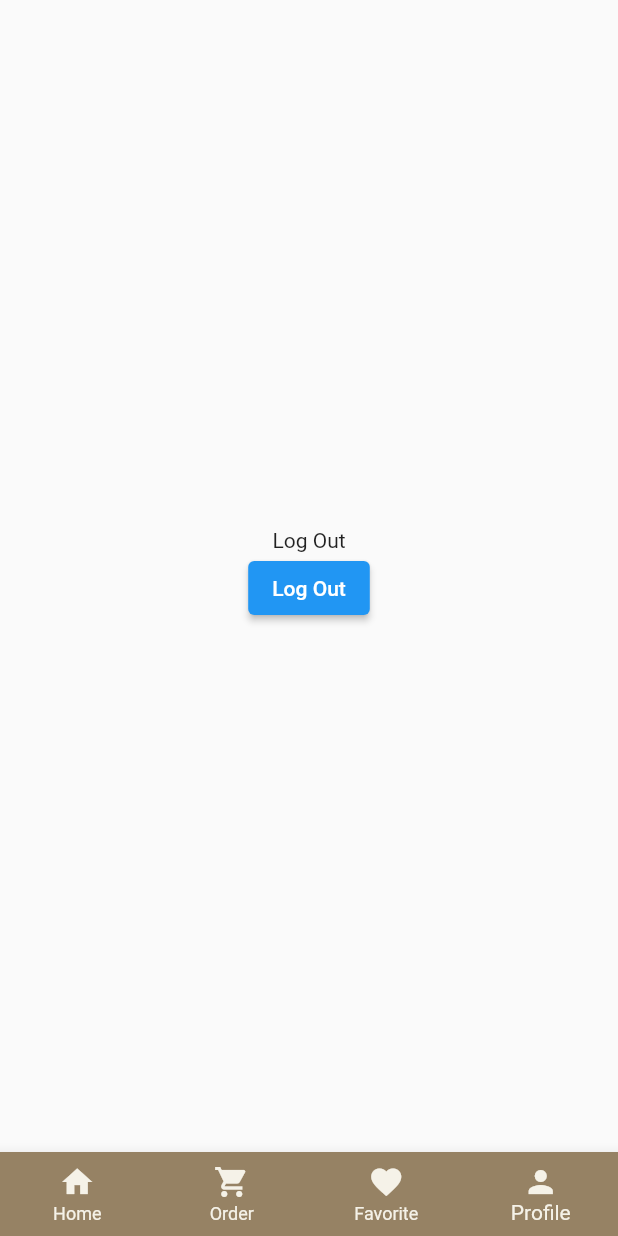
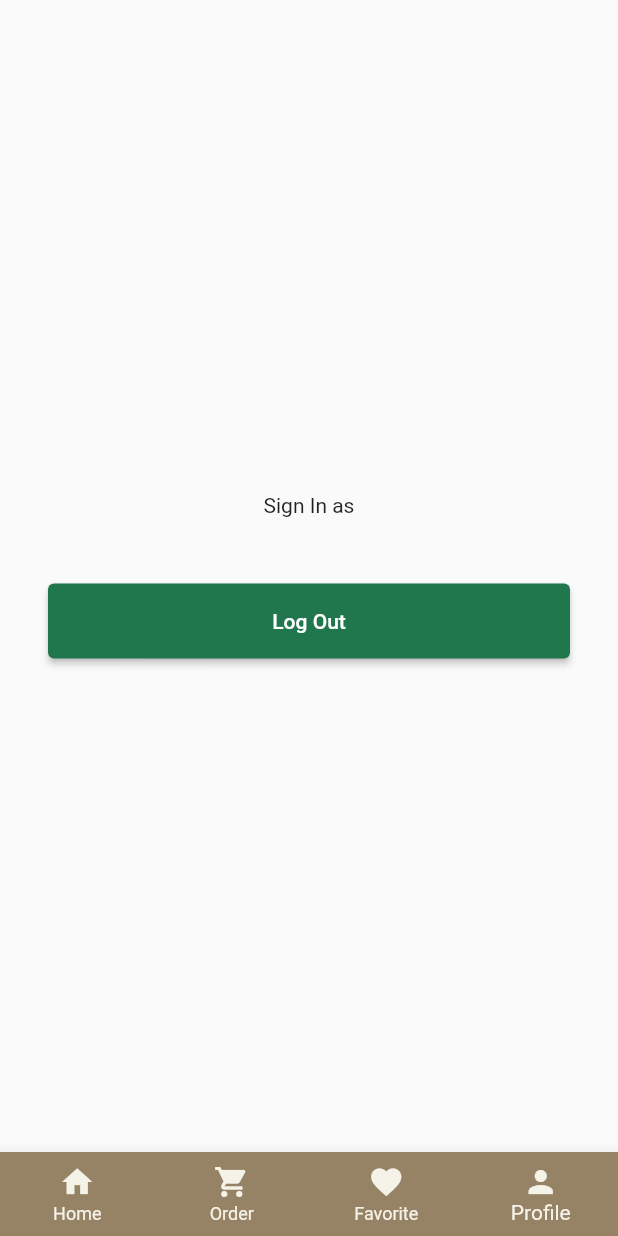
Before and after one commit to riakusmaraa/MoencakApps, a Flutter app: the screen it shows once a user with an empty profile is signed in, item 4 of the bottom bar chosen, after a tap on "Log Out", on a phone screen of 412 x 824 dp. Run offline on Flutter 3.47's test engine with Material 2 defaults, Android fonts, the phone set to English and light mode, and no system bars; our stand-ins replace firebase_auth, firebase_core; accounts and stored records are empty; network calls fail; project files that could hold a hidden picture were left out.

Commit message:
sign Up commit

```diff
--- /dev/null
+++ b/lib/auth_page.dart
@@ -0,0 +1,22 @@
+import 'package:flutter/src/foundation/key.dart';
+import 'package:flutter/src/widgets/framework.dart';
+import 'package:moencak_apps/pages/loginPage.dart';
+import 'package:moencak_apps/pages/signupPage.dart';
+
+class AuthPage extends StatefulWidget {
+  const AuthPage({Key? key}) : super(key: key);
+
+  @override
+  State<AuthPage> createState() => _AuthPageState();
+}
+
+class _AuthPageState extends State<AuthPage> {
+  bool isLogin = true;
+
+  @override
+  Widget build(BuildContext context)=> isLogin
+        ? LoginPage(onClickedSignUp: toogle)
+        : SignUpPage(onClickedSignIn: toogle);
+
+    void toogle() => setState(() => isLogin = !isLogin);
+}
--- a/lib/main.dart
+++ b/lib/main.dart
@@ -1,6 +1,7 @@
 import 'package:firebase_auth/firebase_auth.dart';
 import 'package:firebase_core/firebase_core.dart';
 import 'package:flutter/material.dart';
+import 'package:moencak_apps/auth_page.dart';
 import 'package:moencak_apps/firebase_options.dart';
 import 'package:moencak_apps/navbar.dart';
 import 'package:moencak_apps/pages/getStarted.dart';
@@ -43,7 +44,7 @@ class SignIn extends StatelessWidget {
         if(snapshot.hasData){
           return NavBar();
         }else{
-          return LoginPage();
+          return AuthPage();
         }
       }
       )
--- a/lib/pages/loginPage.dart
+++ b/lib/pages/loginPage.dart
@@ -1,4 +1,5 @@
 import 'package:firebase_auth/firebase_auth.dart';
+import 'package:flutter/gestures.dart';
 import 'package:flutter/material.dart';
 import 'package:flutter/rendering.dart';
 import 'package:flutter/src/foundation/key.dart';
@@ -7,7 +8,9 @@ import 'package:moencak_apps/navbar.dart';
 import 'package:moencak_apps/pages/homepage.dart';
 
 class LoginPage extends StatefulWidget {
-  const LoginPage({Key? key}) : super(key: key);
+  final VoidCallback onClickedSignUp;
+
+  const LoginPage({Key? key, required this.onClickedSignUp}) : super(key: key);
 
   @override
   State<LoginPage> createState() => _LoginPageState();
@@ -124,15 +127,23 @@ class _LoginPageState extends State<LoginPage> {
                         SizedBox(
                           height: 8,
                         ),
-                        Row(
-                          mainAxisAlignment: MainAxisAlignment.center,
-                          children: [
-                            Text('Belum Punya Akun? Silakan '),
-                            Text(
-                              'Sign Up',
-                              style: TextStyle(fontWeight: FontWeight.bold),
-                            )
-                          ],
+                        RichText(
+                          text: TextSpan(
+                            text: 'Belum Punya Akun? Silakan',
+                            style: TextStyle(color: Colors.black),
+                            children: [
+                              TextSpan(
+                                recognizer: TapGestureRecognizer()
+                                  ..onTap = widget.onClickedSignUp,
+                                text: ' Sign Up',
+                                style: TextStyle(
+                                  decoration: TextDecoration.underline,
+                                  fontWeight: FontWeight.bold,
+                                  color: Color(0xFF20774D),
+                                ),
+                              )
+                            ],
+                          ),
                         )
                       ],
                     ),
--- a/lib/pages/userPage.dart
+++ b/lib/pages/userPage.dart
@@ -9,14 +9,31 @@ class UserPage extends StatelessWidget {
 
   @override
   Widget build(BuildContext context) {
-    return Center(
+    final user = FirebaseAuth.instance.currentUser!;
+    return Container(
+      margin:EdgeInsets.only(right: 32, left: 32),
       child: Column(
         mainAxisAlignment: MainAxisAlignment.center,
         children: <Widget>[
-          Text('Log Out'),
+          Text(
+            'Sign In as',
+            style: TextStyle(fontSize: 14),
+          ),
+          Text(
+            user.email!,
+            style: TextStyle(
+              fontWeight: FontWeight.bold,
+              fontSize: 24
+            ),
+          ),
+          SizedBox(height: 16,),
           ElevatedButton(
-            onPressed:() => FirebaseAuth.instance.signOut(), child: Text('Log Out'),
-              )        ],
+            onPressed:() => FirebaseAuth.instance.signOut(),
+            child: Text('Log Out'),
+            style: ElevatedButton.styleFrom(
+                primary: Color(0xFF20774D),
+                minimumSize: const Size.fromHeight(50)),
+          )        ],
       ),
     );
   }
```
Also changed, not shown: lib/pages/getStarted.dart (+69 -69 lines), lib/pages/orderPage.dart (+2 -18 lines), lib/pages/signupPage.dart (+53 -26 lines).
